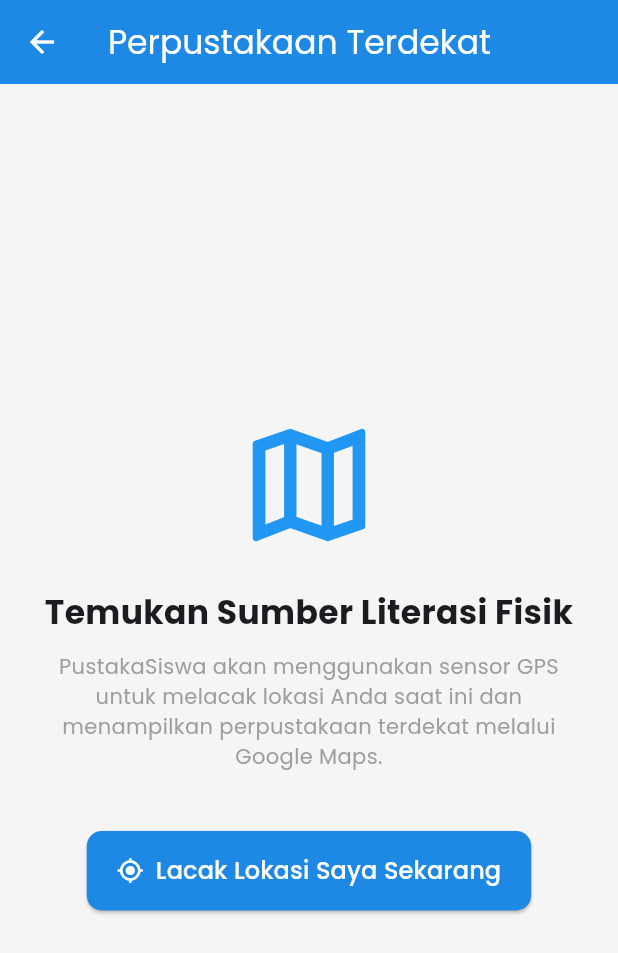
After one commit to SandyArdiyan/Tugas-Akhir-Pam-Lanjut_0008, a Flutter app: the MapsScreen screen opened directly, on a phone screen of 412 x 824 dp. The commit adds this screen. Shown: the top 953 px of the screen. Run offline on Flutter 3.47's test engine with Material 3 defaults, Android fonts, the phone set to English and light mode, and no system bars; our stand-ins replace dio, equatable, flutter_bloc, flutter_secure_storage, geolocator, go_router and 2 more; accounts and stored records are empty; network calls fail.

Commit message:
Menambahkan FItur maps

```diff
--- a/lib/presentation/screens/home_screen.dart
+++ b/lib/presentation/screens/home_screen.dart
@@ -61,6 +61,14 @@ class _HomeScreenState extends State<HomeScreen> {
       appBar: AppBar(
         title: const Text('Eksplorasi Buku'),
         actions: [
+          // ==========================================
+          // FITUR BARU: Tombol Peta/Geolokasi Sensor
+          // ==========================================
+          IconButton(
+            icon: const Icon(Icons.map_outlined),
+            tooltip: 'Perpustakaan Terdekat',
+            onPressed: () => context.push('/maps'), // Arahkan ke rute maps (nanti kita buat halamannya)
+          ),
           IconButton(
             icon: const Icon(Icons.collections_bookmark),
             tooltip: 'Rak Virtual Saya',
@@ -75,7 +83,7 @@ class _HomeScreenState extends State<HomeScreen> {
             icon: const Icon(Icons.logout),
             tooltip: 'Keluar Akun',
             onPressed: () {
-              // 1. "Sapu Bersih" data memori buku dari akun lama (INI YANG TADI MATI/DI-COMMENT)
+              // 1. "Sapu Bersih" data memori buku dari akun lama
               context.read<ShelfBloc>().add(ShelfClearDataRequested());
               context.read<JournalBloc>().add(JournalClearDataRequested());
 
--- /dev/null
+++ b/lib/presentation/screens/maps_screen.dart
@@ -0,0 +1,122 @@
+import 'package:flutter/material.dart';
+import 'package:geolocator/geolocator.dart';
+import 'package:url_launcher/url_launcher.dart';
+
+class MapsScreen extends StatefulWidget {
+  const MapsScreen({super.key});
+
+  @override
+  State<MapsScreen> createState() => _MapsScreenState();
+}
+
+class _MapsScreenState extends State<MapsScreen> {
+  bool _isLoading = false;
+  Position? _currentPosition;
+
+  // 1. Fungsi SENSOR: Membaca GPS Device
+  Future<void> _getCurrentLocation() async {
+    setState(() => _isLoading = true);
+    try {
+      bool serviceEnabled = await Geolocator.isLocationServiceEnabled();
+      if (!serviceEnabled) {
+        throw 'GPS di HP kamu sedang mati. Tolong nyalakan dulu!';
+      }
+
+      LocationPermission permission = await Geolocator.checkPermission();
+      if (permission == LocationPermission.denied) {
+        permission = await Geolocator.requestPermission();
+        if (permission == LocationPermission.denied) {
+          throw 'Izin lokasi ditolak.';
+        }
+      }
+
+      if (permission == LocationPermission.deniedForever) {
+        throw 'Izin lokasi ditolak permanen. Buka pengaturan HP.';
+      }
+
+      Position position = await Geolocator.getCurrentPosition(
+          desiredAccuracy: LocationAccuracy.high);
+
+      setState(() {
+        _currentPosition = position;
+      });
+
+      _openMapsForLibraries(position.latitude, position.longitude);
+
+    } catch (e) {
+      if (!mounted) return;
+      ScaffoldMessenger.of(context).showSnackBar(
+        SnackBar(content: Text(e.toString()), backgroundColor: Colors.red),
+      );
+    } finally {
+      setState(() => _isLoading = false);
+    }
+  }
+
+  // 2. Fungsi MAPS: Membuka Google Maps mencari Perpustakaan terdekat
+  Future<void> _openMapsForLibraries(double lat, double lng) async {
+    // URL ini otomatis membuka aplikasi Google Maps dan mencari "Perpustakaan terdekat" dari titik koordinat GPS
+    final Uri googleMapsUrl = Uri.parse(
+        'https://www.google.com/maps/search/perpustakaan+terdekat/@$lat,$lng,15z');
+
+    if (await canLaunchUrl(googleMapsUrl)) {
+      await launchUrl(googleMapsUrl, mode: LaunchMode.externalApplication);
+    } else {
+      if (!mounted) return;
+      ScaffoldMessenger.of(context).showSnackBar(
+        const SnackBar(content: Text('Tidak dapat membuka Google Maps.'), backgroundColor: Colors.red),
+      );
+    }
+  }
+
+  @override
+  Widget build(BuildContext context) {
+    return Scaffold(
+      appBar: AppBar(
+        title: const Text('Perpustakaan Terdekat'),
+      ),
+      body: Center(
+        child: Padding(
+          padding: const EdgeInsets.all(20.0),
+          child: Column(
+            mainAxisAlignment: MainAxisAlignment.center,
+            children: [
+              const Icon(Icons.map_outlined, size: 100, color: Colors.blue),
+              const SizedBox(height: 20),
+              const Text(
+                'Temukan Sumber Literasi Fisik',
+                style: TextStyle(fontSize: 22, fontWeight: FontWeight.bold),
+                textAlign: TextAlign.center,
+              ),
+              const SizedBox(height: 10),
+              const Text(
+                'PustakaSiswa akan menggunakan sensor GPS untuk melacak lokasi Anda saat ini dan menampilkan perpustakaan terdekat melalui Google Maps.',
+                textAlign: TextAlign.center,
+                style: TextStyle(color: Colors.grey),
+              ),
+              const SizedBox(height: 40),
+              _isLoading
+                  ? const CircularProgressIndicator()
+                  : ElevatedButton.icon(
+                      onPressed: _getCurrentLocation,
+                      icon: const Icon(Icons.my_location),
+                      label: const Text('Lacak Lokasi Saya Sekarang', style: TextStyle(fontSize: 16)),
+                      style: ElevatedButton.styleFrom(
+                        padding: const EdgeInsets.symmetric(horizontal: 20, vertical: 15),
+                      ),
+                    ),
+              if (_currentPosition != null) ...[
+                const SizedBox(height: 20),
+                Text(
+                  'Koordinat Terakhir:\nLat: ${_currentPosition!.latitude}\nLng: ${_currentPosition!.longitude}',
+                  textAlign: TextAlign.center,
+                  style: const TextStyle(fontWeight: FontWeight.bold, color: Colors.green),
+                ),
+              ]
+            ],
+          ),
+        ),
+      ),
+    );
+  }
+}
--- a/pubspec.yaml
+++ b/pubspec.yaml
@@ -28,6 +28,8 @@ dependencies:
   rxdart: ^0.28.0
   url_launcher: ^6.3.2
   google_fonts: ^8.1.0
+  path_provider: ^2.1.6
+  geolocator: ^14.0.2
 
 dev_dependencies:
   flutter_test:
```
Also changed, not shown: lib/presentation/screens/journal_screen.dart (+60 -3 lines), pubspec.lock, 3 other files.
